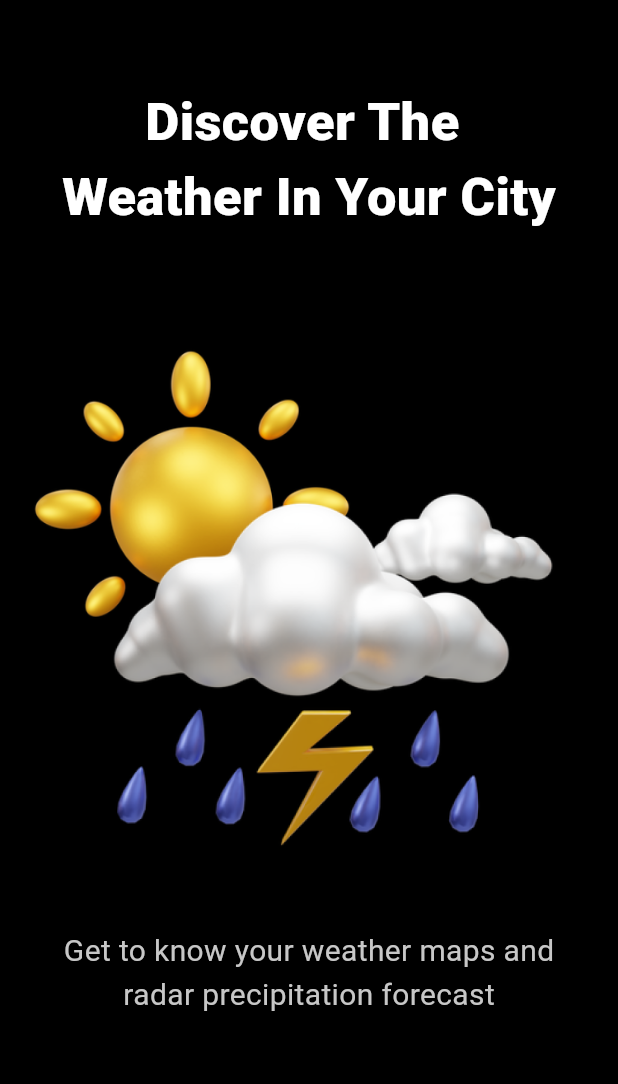
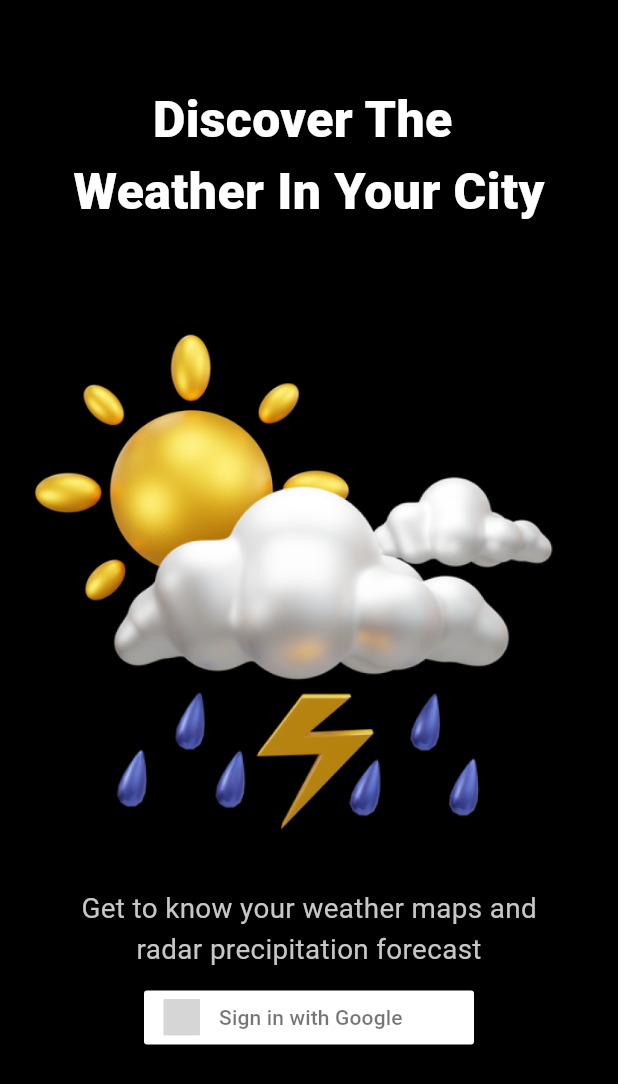
Before and after one commit to rohinthomas/WeatherApp, a Flutter app: the screen it shows after launch, on a phone screen of 412 x 824 dp. Shown: the top 1084 px of the screen. Run offline on Flutter 3.47's test engine with Material 3 defaults, Android fonts, the phone set to English and light mode, and no system bars; drawn by our look-alikes of sign_in_button; our stand-ins replace google_sign_in; project files that could hold a hidden picture were left out; grey boxes are pictures that could not be loaded.

Commit message:
login page_ui complete

```diff
--- /dev/null
+++ b/weather_app/lib/features/login/data/googlesignin.dart
@@ -0,0 +1,18 @@
+import 'package:google_sign_in/google_sign_in.dart';
+
+Future<UserCredential> signInWithGoogle() async {
+  // Trigger the authentication flow
+  final GoogleSignInAccount? googleUser = await GoogleSignIn().signIn();
+
+  // Obtain the auth details from the request
+  final GoogleSignInAuthentication? googleAuth = await googleUser?.authentication;
+
+  // Create a new credential
+  final credential = GoogleAuthProvider.credential(
+    accessToken: googleAuth?.accessToken,
+    idToken: googleAuth?.idToken,
+  );
+
+  // Once signed in, return the UserCredential
+  return await FirebaseAuth.instance.signInWithCredential(credential);
+}
--- a/weather_app/lib/features/login/presentation/pages/login_page.dart
+++ b/weather_app/lib/features/login/presentation/pages/login_page.dart
@@ -1,45 +1,57 @@
 import 'package:flutter/material.dart';
-
+import 'package:sign_in_button/sign_in_button.dart';
+import 'package:weather_app/features/login/presentation/widget/googlesigninbutton.dart';
 class LoginPage extends StatelessWidget {
   const LoginPage({super.key});
 
   @override
   Widget build(BuildContext context) {
+    var screenWidth = MediaQuery.of(context).size.width;
+    var screenHeight = MediaQuery.of(context).size.height;
+    double textSizeHeading = screenWidth * 0.081;
+    double logoPadingTop=screenHeight*0.04;
+    double logoPadingBottom=screenHeight*0.01;
+    double textSizeBottom = screenWidth * 0.045;
+    double textPadingBottom=screenHeight*0.01;
     return Scaffold(
       backgroundColor: Colors.black,
       appBar: AppBar(
           backgroundColor: Colors.black,
       ),
       body: Column(children: [
-        const Text("Discover The ",
+         Text("Discover The ",
                     style: TextStyle(
-                      fontSize: 35,
-                      color: Colors.white,
+                      fontSize: textSizeHeading,
+                      color: const Color.fromARGB(255, 255, 255, 255),
                       fontWeight: FontWeight.w800
                     ),),
-        const Text("Weather In Your City",
+        Text("Weather In Your City",
                     style: TextStyle(
-                      fontSize: 35,
+                      fontSize: textSizeHeading,
                       color: Colors.white,
                       fontWeight: FontWeight.w800
                     ),),
         Center(
         child: Padding(
-          padding: const EdgeInsets.only(top: 40,bottom: 25),
+          padding:  EdgeInsets.only(top: logoPadingTop ,bottom: logoPadingBottom),
           child: Image.asset("images/logo.png",),
         ),
       ),
-      const Text("Get to know your weather maps and",
+       Text("Get to know your weather maps and",
         style: TextStyle(
-          fontSize: 20,
-          color: Color.fromARGB(255, 199, 199, 199),
+          fontSize: textSizeBottom,
+          color: const Color.fromARGB(255, 199, 199, 199),
         ),
       ),
-      const Text("radar precipitation forecast",
+       Text("radar precipitation forecast",
         style: TextStyle(
-          fontSize: 20,
-          color:Color.fromARGB(255, 199, 199, 199),
+          fontSize: textSizeBottom,
+          color:const Color.fromARGB(255, 199, 199, 199),
         ),
+      ),
+      Padding(
+        padding:  EdgeInsets.only(top: textPadingBottom),
+        child: const Googlesigninbutton(),
       )
       ],)
 
--- /dev/null
+++ b/weather_app/lib/features/login/presentation/widget/googlesigninbutton.dart
@@ -0,0 +1,32 @@
+
+import 'package:sign_in_button/sign_in_button.dart';
+import 'package:flutter/material.dart';
+
+class Googlesigninbutton extends StatelessWidget {
+  const Googlesigninbutton({super.key});
+
+  /// Show a simple "___ Button Pressed" indicator
+  void _showButtonPressDialog(BuildContext context, String provider) {
+    ScaffoldMessenger.of(context).showSnackBar(
+      SnackBar(
+        content: Text('$provider Button Pressed!'),
+        backgroundColor: Colors.black26,
+        duration: const Duration(milliseconds: 400),
+      ),
+    );
+  }
+
+  /// Normally the signin buttons should be contained in the SignInPage
+  @override
+  Widget build(BuildContext context) {
+    return Center(
+      child:
+            SignInButton(
+              Buttons.google,
+              onPressed: () {
+                _showButtonPressDialog(context, 'Google');
+              },
+          ),
+    );
+  }
+}
--- a/weather_app/pubspec.yaml
+++ b/weather_app/pubspec.yaml
@@ -35,6 +35,8 @@ dependencies:
   # The following adds the Cupertino Icons font to your application.
   # Use with the CupertinoIcons class for iOS style icons.
   cupertino_icons: ^1.0.6
+  google_sign_in: ^6.2.1
+  sign_in_button: ^3.2.0
 
 dev_dependencies:
   flutter_test:
```
Also changed, not shown: weather_app/pubspec.lock, 10 other files.
